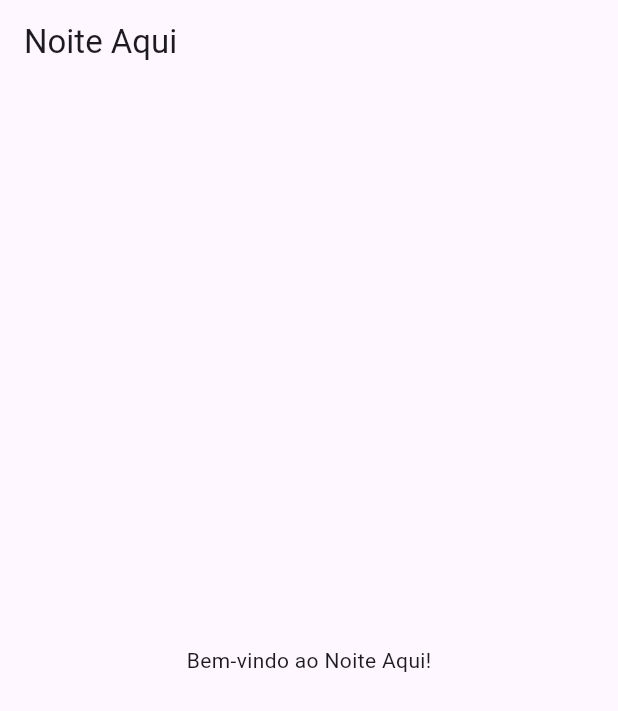
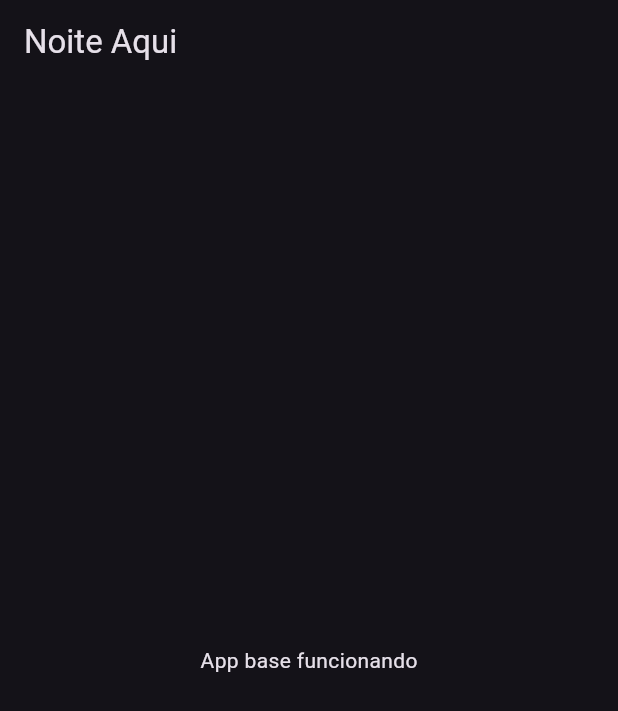
Before and after one commit to pablojuann97/Noite_aqui, a Flutter app: the screen it shows after launch, on a phone screen of 412 x 824 dp. Shown: the top 711 px of the screen. Run offline on Flutter 3.47's test engine with Material 3 defaults, Android fonts, the phone set to English and light mode, and no system bars.

Commit message:
Add files via upload

```diff
--- a/lib/main.dart
+++ b/lib/main.dart
@@ -1,35 +1,19 @@
 import 'package:flutter/material.dart';
 
 void main() {
-  runApp(const MyApp());
+  runApp(NoiteAquiApp());
 }
 
-class MyApp extends StatelessWidget {
-  const MyApp({super.key});
-
+class NoiteAquiApp extends StatelessWidget {
   @override
   Widget build(BuildContext context) {
     return MaterialApp(
       title: 'Noite Aqui',
-      theme: ThemeData(
-        primarySwatch: Colors.blue,
-      ),
-      home: const MyHomePage(),
-    );
-  }
-}
-
-class MyHomePage extends StatelessWidget {
-  const MyHomePage({super.key});
-
-  @override
-  Widget build(BuildContext context) {
-    return Scaffold(
-      appBar: AppBar(
-        title: const Text('Noite Aqui'),
-      ),
-      body: const Center(
-        child: Text('Bem-vindo ao Noite Aqui!'),
+      debugShowCheckedModeBanner: false,
+      theme: ThemeData.dark(),
+      home: Scaffold(
+        appBar: AppBar(title: Text('Noite Aqui')),
+        body: Center(child: Text('App base funcionando')),
       ),
     );
   }
```
Also changed, not shown: pubspec.yaml (+4 -10 lines), codemagic.yaml (line endings or trailing spaces), 3 other files.
